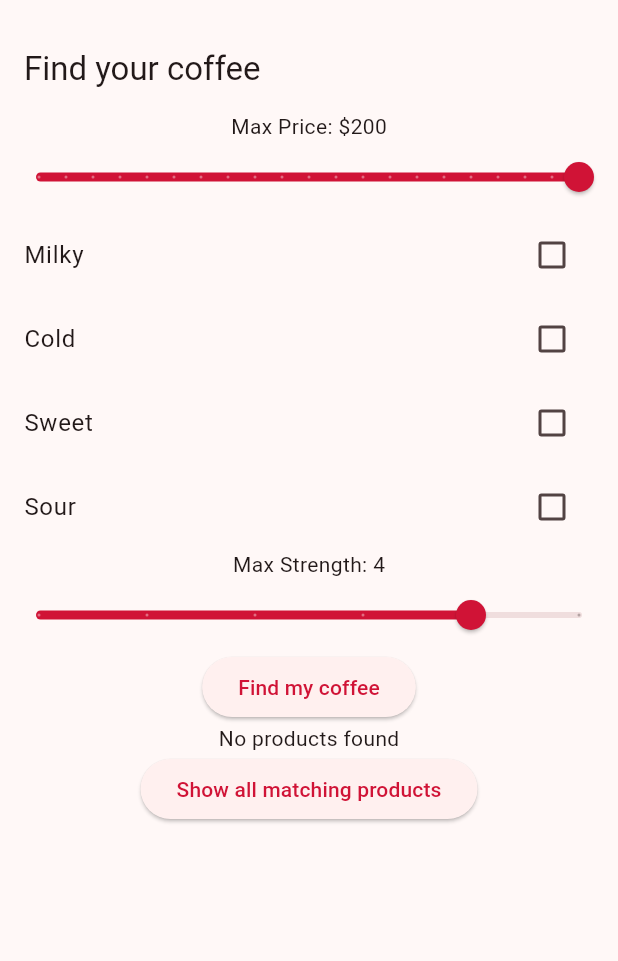
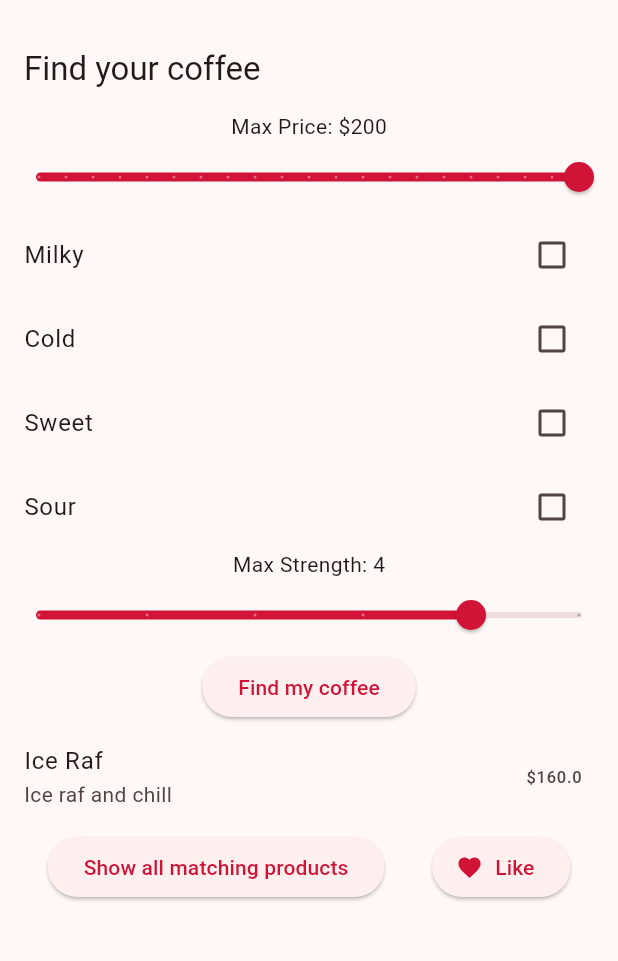
Before and after one commit to vladsodev/firebase_auth_app, a Flutter app: the screen it shows once a user with an empty profile is signed in, after a tap on "Find my coffee", on a phone screen of 412 x 824 dp, the part 57-1018 px from its top. Run offline on Flutter 3.47's test engine with Material 3 defaults, Android fonts, the light colour scheme and no system bars; our stand-ins replace cloud_firestore, file_picker, firebase_auth, firebase_core; missing offline and left inert: encrypt, window_manager, zxcvbn; accounts and stored records are empty; network calls fail.

Commit message:
bug fixes

```diff
--- a/lib/main.dart
+++ b/lib/main.dart
@@ -4,7 +4,6 @@ import 'package:firebase_auth_app/firebase_options.dart';
 import 'package:firebase_auth_app/models/user.dart';
 import 'package:firebase_auth_app/screens/wrapper.dart';
 import 'package:firebase_auth_app/services/auth.dart';
-import 'package:firebase_auth_app/utils/product_list.dart';
 import 'package:firebase_core/firebase_core.dart';
 import 'package:flutter/material.dart';
 import 'package:provider/provider.dart';
--- a/lib/screens/authenticate/register_screen.dart
+++ b/lib/screens/authenticate/register_screen.dart
@@ -27,11 +27,11 @@ class _RegisterFormState extends State<RegisterForm> {
   Widget build(BuildContext context) {
     return Scaffold(
       appBar: AppBar(
-        title: const Text('Sign in to V-points'),
+        title: const Text('Sign in to V-coffee'),
         actions: [
           TextButton.icon(
-            icon: const Icon(Icons.person_2, color: Colors.white),
-            label: const Text('Sign in', style: TextStyle(color: Colors.white)),
+            icon: const Icon(Icons.person_2),
+            label: const Text('Sign in'),
             onPressed: () {
               widget.toggleView();
             }
--- a/lib/screens/authenticate/sign_in.dart
+++ b/lib/screens/authenticate/sign_in.dart
@@ -26,11 +26,11 @@ class _SignInState extends State<SignIn> {
   Widget build(BuildContext context) {
     return Scaffold(
       appBar: AppBar(
-        title: const Text('Sign in to V-points'),
+        title: const Text('Sign in to V-coffee'),
         actions: [
           TextButton.icon(
-            icon: const Icon(Icons.person_2, color: Colors.white),
-            label: const Text('Register', style: TextStyle(color: Colors.white)),
+            icon: const Icon(Icons.person_2),
+            label: const Text('Register'),
             onPressed: () {
               widget.toggleView();
             }
--- a/lib/screens/home/hollow_screen.dart
+++ b/lib/screens/home/hollow_screen.dart
@@ -4,6 +4,7 @@ import 'package:firebase_auth_app/screens/home/user_screens/coffee_screen.dart';
 import 'package:firebase_auth_app/services/auth.dart';
 import 'package:firebase_auth_app/services/database.dart';
 import 'package:firebase_auth_app/services/firebase_auth_methods.dart';
+import 'package:firebase_auth_app/utils/product_list.dart';
 import 'package:flutter/material.dart';
 import 'package:provider/provider.dart';
 class HollowScren extends StatefulWidget {
@@ -52,7 +53,7 @@ class _HollowScrenState extends State<HollowScren> {
         ),
       body: StreamProvider.value(
         value: DatabaseService().drinksList,
-        initialData: null,
+        initialData: products,
         child: const ProductFilterPage(),
         catchError: (context, error) => null,
       ),
--- a/lib/screens/home/user_screens/coffee_screen.dart
+++ b/lib/screens/home/user_screens/coffee_screen.dart
@@ -3,6 +3,7 @@
 import 'package:cloud_firestore/cloud_firestore.dart';
 import 'package:firebase_auth_app/models/user.dart';
 import 'package:firebase_auth_app/services/database.dart';
+import 'package:firebase_auth_app/utils/showSnackBar.dart';
 import 'package:flutter/material.dart';
 import 'dart:math';
 
@@ -85,10 +86,21 @@ class _ProductFilterPageState extends State<ProductFilterPage> {
         selectedProduct = null;
       });
     }
-    await DatabaseService().db.collection('users').doc(user!.uid).collection('history').doc(DateTime.now().toString()).set({
+    // await DatabaseService().db.collection('users').doc(user!.uid).collection('history').doc(DateTime.now().toString()).set({
+    //   'id': selectedProduct!['id'],
+    //   'name' : selectedProduct!['name'],
+    //   'timestamp': DateTime.now().toString(),
+    // });
+    }
+    void like() async {
+      if (selectedProduct == null || user == null || user.email == '') {
+        showSnackBar(context, 'First you need to find your drink!');
+        return;
+      }
+      await DatabaseService().db.collection('users').doc(user.uid).collection('history').doc(DateTime.now().toString()).set({
         'id': selectedProduct!['id'],
         'name' : selectedProduct!['name'],
-      'timestamp': FieldValue.serverTimestamp(),
+        'timestamp': DateTime.now().toString(),
       });
     }
 
@@ -181,6 +193,9 @@ class _ProductFilterPageState extends State<ProductFilterPage> {
           else
             const Text('No products found'),
           // Show all filtered products button
+          Row(
+            mainAxisAlignment: MainAxisAlignment.spaceEvenly,
+            children: [
               ElevatedButton(
                 onPressed: () {
                   filterProducts();
@@ -192,6 +207,12 @@ class _ProductFilterPageState extends State<ProductFilterPage> {
                   );
                 },
                 child: const Text('Show all matching products'),
+              ),
+              ElevatedButton.icon(
+                onPressed: like,
+                icon: const Icon(Icons.favorite),
+                label: const Text('Like'))
+            ],
           ),
         ],
       ),
--- a/lib/utils/showSnackBar.dart
+++ b/lib/utils/showSnackBar.dart
@@ -3,6 +3,7 @@ import 'package:flutter/material.dart';
 void showSnackBar(BuildContext context, String message) {
   ScaffoldMessenger.of(context).showSnackBar(
     SnackBar(
+      backgroundColor: Colors.white24,
       content: Text(message),
     ),
   );
```
Lines whose indentation alone changed are shown as unchanged.
